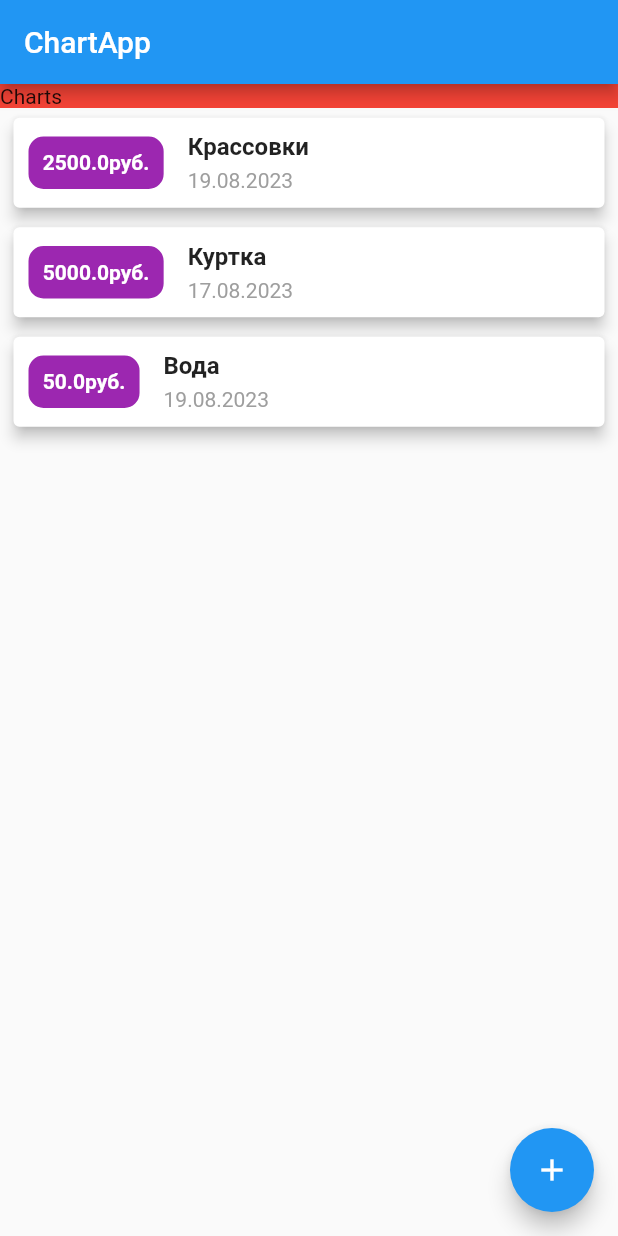
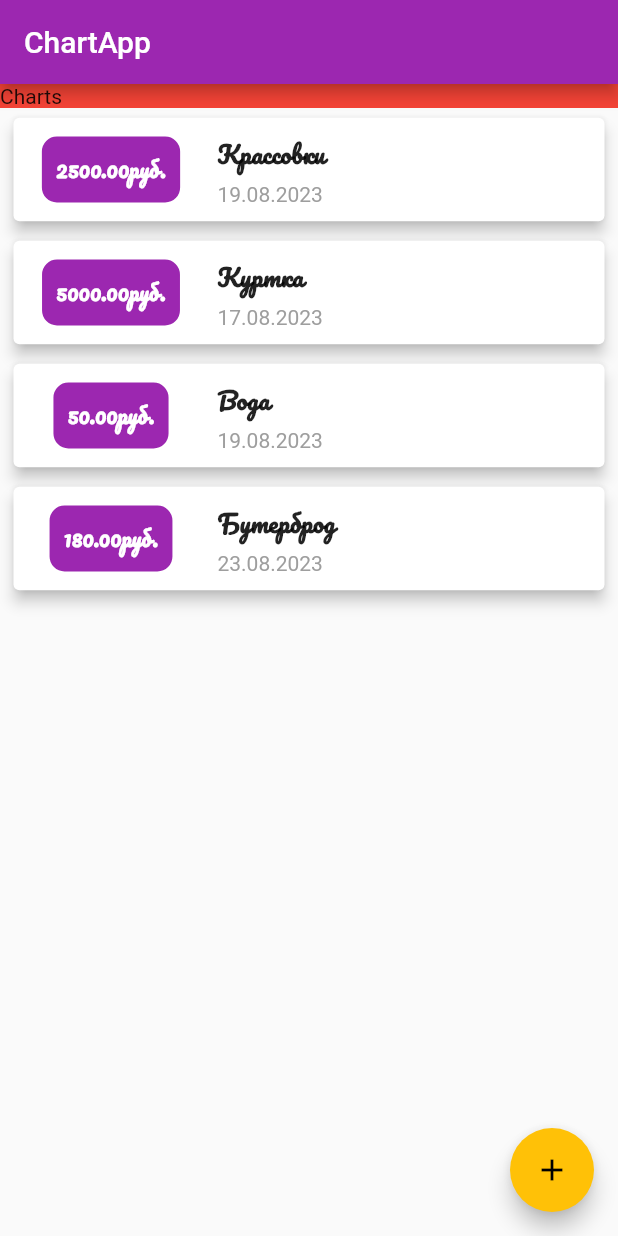
Before and after one commit to Zailabidin/chart_lesson, a Flutter app: the screen it shows after launch, after a tap on the "add" icon, on a phone screen of 412 x 824 dp. Run offline on Flutter 3.47's test engine with Material 2 defaults, Android fonts, the phone set to English and light mode, and no system bars.

Commit message:
chart_app

```diff
--- /dev/null
+++ b/lib/Block/tranaction_bloc.dart
@@ -0,0 +1,44 @@
+import '../Models/transaction.dart';
+
+class TransactionBloc {
+  static TransactionBloc? _instance;
+  TransactionBloc._internal();
+
+  factory TransactionBloc() {
+    _instance ??= TransactionBloc._internal();
+    return _instance!;
+  }
+  final List<Transaction> _tranactions = [
+    Transaction(name: "Крассовки", count: 2500, date: "19.08.2023"),
+    Transaction(name: "Куртка", count: 5000, date: "17.08.2023"),
+    Transaction(name: "Вода", count: 50, date: "19.08.2023"),
+  ];
+
+  final List<Future> _callBacks = [];
+
+  List<Transaction> get transactions => _tranactions;
+
+  // get addTransaction => null;
+  void Tranaction(Transaction transaction, {required String name}) {
+    _tranactions.add(transaction);
+    for (var element in _callBacks) {
+      element;
+    }
+  }
+
+  bool deleteTranaction(Transaction tranaction) {
+    bool result = _tranactions.remove(tranaction);
+    for (var element in _callBacks) {
+      element;
+    }
+    return result;
+  }
+
+  void deleteCallBack(Function callback) => _callBacks.remove(callback);
+
+  void addCallBack(Function callback) {}
+
+  void addTransaction(Transaction transaction) => _tranactions.add(transaction);
+
+  // void addCallBack(Null Function() param0) {}
+}
--- a/lib/Widgets/tranaction_element.dart
+++ b/lib/Widgets/tranaction_element.dart
@@ -16,6 +16,9 @@ class TranactionElement extends StatelessWidget {
           child: Row(
             children: [
               Container(
+                width: 110,
+                alignment: Alignment.center,
+                child: Container(
                   padding: EdgeInsets.all(7.5),
                   decoration: BoxDecoration(
                     color: Colors.purple,
@@ -26,11 +29,13 @@ class TranactionElement extends StatelessWidget {
                     borderRadius: BorderRadius.circular(10),
                   ),
                   child: Text(
-                  transaction.count.toString() + "руб.",
+                    transaction.count.toStringAsFixed(2) + "руб.",
                     textAlign: TextAlign.center,
                     style: TextStyle(
-                    fontWeight: FontWeight.bold,
+                      fontWeight: FontWeight.w700,
+                      fontFamily: 'Pacifico',
                       color: Colors.white,
+                    ),
                   ),
                 ),
               ),
@@ -41,6 +46,7 @@ class TranactionElement extends StatelessWidget {
                   Text(
                     transaction.name,
                     style: TextStyle(
+                      fontFamily: 'Pacifico',
                       fontWeight: FontWeight.bold,
                       fontSize: 16,
                     ),
--- a/lib/Widgets/tranactions_list.dart
+++ b/lib/Widgets/tranactions_list.dart
@@ -1,28 +1,46 @@
-import 'package:chart_lesson/Bloc/tranaction_bloc.dart';
+// import 'package:chart_lesson/Bloc/transaction_bloc.dart';
 import 'package:chart_lesson/Models/transaction.dart';
 import 'package:chart_lesson/Widgets/tranaction_element.dart';
 import 'package:flutter/material.dart';
+
+import '../Block/tranaction_bloc.dart';
 
 class TranactionsList extends StatefulWidget {
   const TranactionsList({super.key});
 
   @override
-  State<TranactionsList> createState() => _TranactionsListState();
+  State<TranactionsList> createState() => _TransactionsListState();
 }
 
-class _TranactionsListState extends State<TranactionsList> {
+class _TransactionsListState extends State<TranactionsList> {
+  late Function callback;
+  @override
+  void initState() {
+    super.initState();
+    callback = () {
+      setState(() {});
+    };
+    TransactionBloc().addCallBack(callback);
+    super.initState();
+  }
+
   @override
   Widget build(BuildContext context) {
-    return Container(
-      child: Expanded(
-        child: ListView.builder(
-          shrinkWrap: true,
-          itemBuilder: (context, position) => TranactionElement(
-            transaction: TranactionBloc().tranactions[position],
-          ),
-          itemCount: TranactionBloc().tranactions.length,
+    return Expanded(
+      child: ListView.builder(
+        shrinkWrap: true,
+        itemBuilder: (context, position) => TranactionElement(
+          transaction: TransactionBloc().transactions[position],
         ),
+        itemCount: TransactionBloc().transactions.length,
       ),
     );
   }
+
+  @override
+  void dispose() {
+    super.dispose();
+    TransactionBloc().deleteCallBack(callback);
+    super.dispose();
+  }
 }
--- a/lib/main.dart
+++ b/lib/main.dart
@@ -1,3 +1,4 @@
+import 'package:chart_lesson/Block/tranaction_bloc.dart';
 import 'package:chart_lesson/Models/transaction.dart';
 import 'package:chart_lesson/Widgets/charts_list.dart';
 import 'package:chart_lesson/Widgets/tranactions_list.dart';
@@ -12,9 +13,16 @@ class MyApp extends StatelessWidget {
 
   @override
   Widget build(BuildContext context) {
-    return const MaterialApp(
+    return MaterialApp(
       debugShowCheckedModeBanner: false,
       home: MyHomePage(),
+      theme: ThemeData(
+        primarySwatch: Colors.purple,
+        colorScheme: ThemeData().colorScheme.copyWith(
+              primary: Colors.purple,
+              secondary: Colors.amber,
+            ),
+      ),
     );
   }
 }
@@ -41,8 +49,16 @@ class _MyHomePageState extends State<MyHomePage> {
         ],
       ),
       floatingActionButton: FloatingActionButton(
-        onPressed: () {},
-        child: const Icon(Icons.add),
+        onPressed: () {
+          setState(() {});
+          TransactionBloc().addTransaction(
+            Transaction(name: 'Бутерброд', count: 180, date: '23.08.2023'),
+          );
+        },
+        child: const Icon(
+          Icons.add,
+          color: Colors.black,
+        ),
       ),
     );
   }
```
Also changed, not shown: pubspec.yaml (+4 -14 lines), assets/fonts/Pacifico-Regular.ttf (added). Lines whose indentation alone changed are shown as unchanged.
